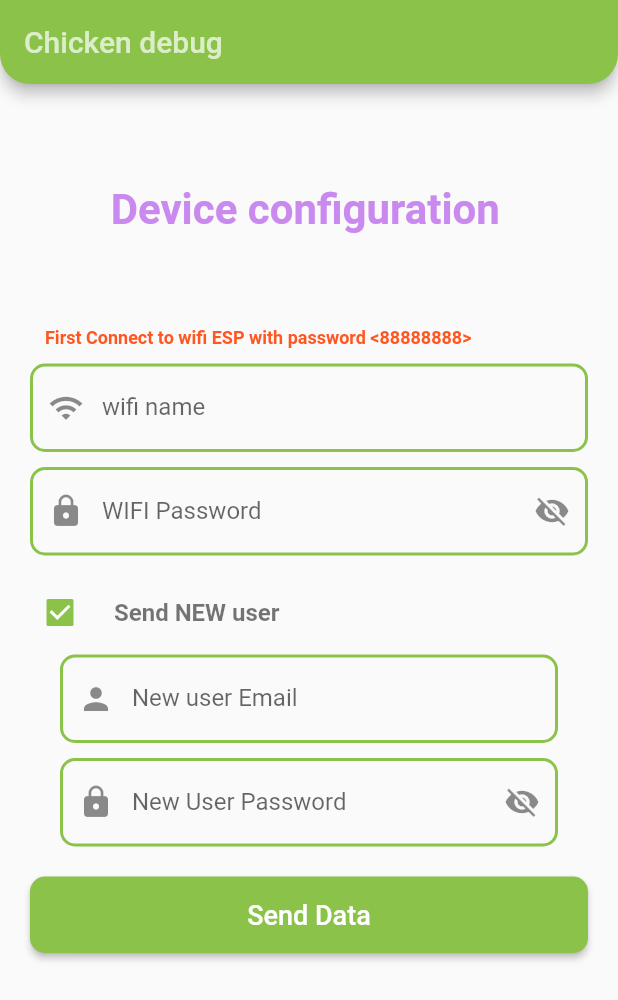
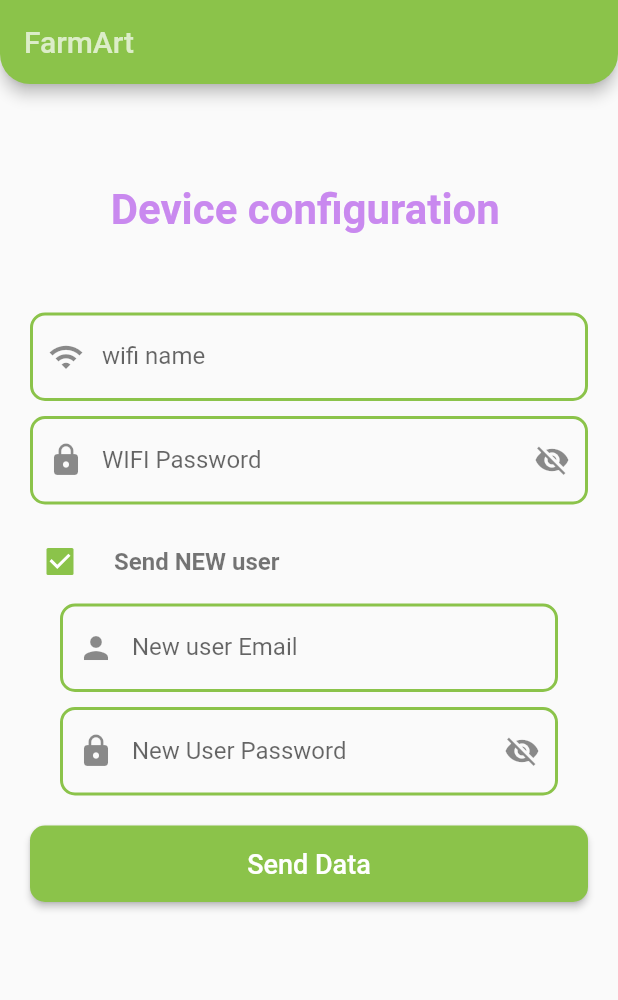
Before and after one commit to Chikeken-Debug/Flutter-App-Code, a Flutter app: the ConfigurationScreen screen opened directly, after a tap on "Send NEW user", on a phone screen of 412 x 824 dp. Shown: the top 1000 px of the screen. Run offline on Flutter 3.47's test engine with Material 2 defaults, Android fonts, the phone set to English and light mode, and no system bars; our stand-ins replace connectivity_plus, csv, curved_navigation_bar, firebase_auth, firebase_core, firebase_database and 10 more; missing offline and left inert: animated_widgets, draw_graph, flutter_vibrate; accounts and stored records are empty; network calls fail.

Commit message:
Initial Commit

```diff
--- a/lib/Layout/configuration_screen.dart
+++ b/lib/Layout/configuration_screen.dart
@@ -41,7 +41,10 @@ class ConfigurationScreen extends StatelessWidget {
                 ),
               ),
               foregroundColor: Colors.white.withOpacity(0.7),
-              title: Text('Chicken debug'),
+              title: Text(
+                'FarmArt',
+                style: TextStyle(fontSize: 20),
+              ),
             ),
             body: Padding(
               padding:
@@ -76,7 +79,9 @@ class ConfigurationScreen extends StatelessWidget {
                         child: Column(
                           crossAxisAlignment: CrossAxisAlignment.start,
                           children: [
-                            Padding(
+                            Visibility(
+                              visible: !online,
+                              child: Padding(
                                 padding: const EdgeInsets.all(10.0),
                                 child: Text(
                                   'First Connect to wifi ESP with password <88888888>',
@@ -84,6 +89,7 @@ class ConfigurationScreen extends StatelessWidget {
                                       fontWeight: FontWeight.bold,
                                       fontSize: 12,
                                       color: Colors.deepOrange),
+                                ),
                               ),
                             ),
                             TextFormField(
--- a/lib/Layout/login_page.dart
+++ b/lib/Layout/login_page.dart
@@ -1,3 +1,5 @@
+import 'dart:math';
+
 import 'package:bird_system/Layout/creat_account.dart';
 import 'package:bird_system/cubit/cubit.dart';
 import 'package:bird_system/cubit/states.dart';
@@ -45,20 +47,24 @@ class LoginPage extends StatelessWidget {
                             child: Row(
                                 mainAxisAlignment: MainAxisAlignment.center,
                                 children: [
+                                  Transform(
+                                    alignment: Alignment.center,
+                                    transform: Matrix4.rotationY(pi),
+                                    child: Image.asset(
+                                      "images/birdlogo.png",
+                                      width: 70,
+                                    ),
+                                  ),
+                                  SizedBox(
+                                    width: 5,
+                                  ),
                                   Text(
-                                    "Chicken debug",
+                                    "FarmArt",
                                     style: TextStyle(
                                       fontSize: 25,
                                       color: customViolet,
                                       fontWeight: FontWeight.bold,
                                     ),
-                                  ),
-                                  SizedBox(
-                                    width: 5,
-                                  ),
-                                  Image.asset(
-                                    "images/birdlogo.png",
-                                    width: 70,
                                   ),
                                 ]),
                           ),
--- a/lib/Layout/rfid/card_screen.dart
+++ b/lib/Layout/rfid/card_screen.dart
@@ -32,7 +32,10 @@ class CardScreen extends StatelessWidget {
                 ),
               ),
               foregroundColor: Colors.white.withOpacity(0.7),
-              title: Text(''),
+              title: Text(
+                'FarmArt',
+                style: TextStyle(fontSize: 20),
+              ),
               leading: FittedBox(
                 fit: BoxFit.cover,
                 child: Padding(
--- a/lib/screens/charts_screen.dart
+++ b/lib/screens/charts_screen.dart
@@ -41,7 +41,7 @@ class ChartScreen extends StatelessWidget {
         return Stack(
           alignment: Alignment.bottomRight,
           children: [
-            cubit.numberOfGraphedData == 0
+            cubit.numberOfGraphedData == 0 && cubit.realNumberOfGraphedData != 0
                 ? Center(child: CircularProgressIndicator())
                 : SmartRefresher(
                     enablePullUp: false,
--- a/lib/screens/table_screen.dart
+++ b/lib/screens/table_screen.dart
@@ -35,7 +35,10 @@ class TableScreen extends StatelessWidget {
               ),
             ),
             foregroundColor: Colors.white.withOpacity(0.7),
-            title: Text('Chicken debug'),
+            title: Text(
+              'FarmArt',
+              style: TextStyle(fontSize: 20),
+            ),
             actions: [
               Padding(
                 padding: const EdgeInsets.all(2.0),
```
Also changed, not shown: lib/Layout/creat_account.dart (+14 -8 lines), lib/Layout/main_screen.dart (+16 -15 lines), lib/cubit/cubit.dart (+15 -17 lines), 1 other file. Lines whose indentation alone changed are shown as unchanged.
